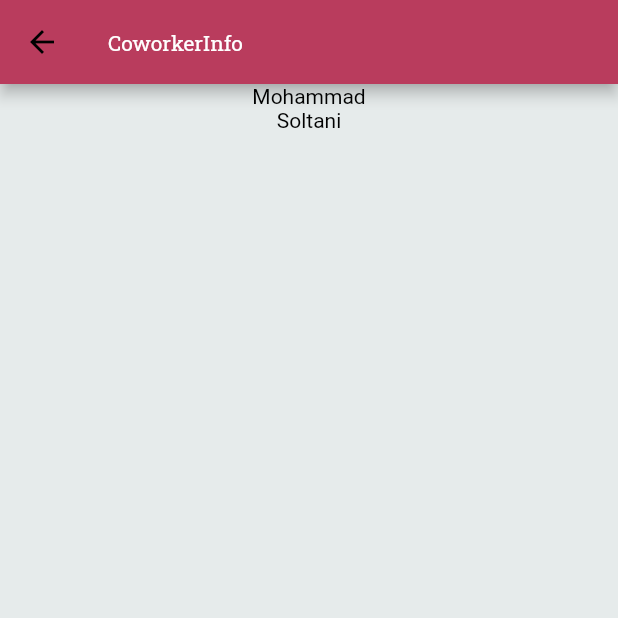
After one commit to behzad-nematzadeh/FlutterLearning, a Flutter app: the HomePage screen opened directly, after a tap on "Mohammad", on a phone screen of 412 x 824 dp, the top half of it. The commit adds this screen. Run offline on Flutter 3.47's test engine with Material 2 defaults, Android fonts, the phone set to English and light mode, and no system bars.

Commit message:
Pass arguments to a named route

```diff
--- a/lib/app_routing.dart
+++ b/lib/app_routing.dart
@@ -1,4 +1,5 @@
 import 'package:flutter/material.dart';
+import 'package:flutter_learning/coworker_info.dart';
 import 'package:flutter_learning/home_page.dart';
 import 'package:flutter_learning/login_page.dart';
 import 'package:flutter_learning/unknown_view.dart';
--- /dev/null
+++ b/lib/coworker_info.dart
@@ -0,0 +1,27 @@
+import 'package:flutter/material.dart';
+import 'package:flutter_learning/coworker.dart';
+
+class CoworkerInfo extends StatelessWidget {
+  const CoworkerInfo({Key? key}) : super(key: key);
+
+  static const routeName = '/coworkerInfo';
+
+  @override
+  Widget build(BuildContext context) {
+    final args = ModalRoute.of(context)!.settings.arguments as Coworker;
+
+    return Scaffold(
+      appBar: AppBar(
+        title: const Text('CoworkerInfo'),
+      ),
+      body: Center(
+        child: Column(
+          children: [
+            Text(args.name),
+            Text(args.family),
+          ],
+        ),
+      ),
+    );
+  }
+}
--- a/lib/home_page.dart
+++ b/lib/home_page.dart
@@ -1,5 +1,6 @@
 import 'package:flutter/cupertino.dart';
 import 'package:flutter/material.dart';
+import 'package:flutter_learning/coworker_info.dart';
 
 import 'coworker.dart';
 
@@ -27,7 +28,12 @@ class _HomePageState extends State<HomePage> {
   ];
 
   Widget coworkerTemplate(coworker) {
-    return Card(
+    return InkWell(
+      onTap: () {
+        Navigator.pushNamed(context, CoworkerInfo.routeName,
+            arguments: coworker);
+      },
+      child: Card(
         child: Padding(
           padding: const EdgeInsets.all(16.0),
           child: Column(
@@ -43,6 +49,7 @@ class _HomePageState extends State<HomePage> {
                 style: Theme.of(context).textTheme.caption,
               ),
             ],
+          ),
         ),
       ),
     );
--- a/lib/main.dart
+++ b/lib/main.dart
@@ -2,6 +2,7 @@ import 'package:flutter/cupertino.dart';
 import 'package:flutter/material.dart';
 import 'package:flutter_learning/app_routing.dart';
 import 'package:flutter_learning/app_theme_data.dart';
+import 'package:flutter_learning/coworker_info.dart';
 
 void main() => runApp(
       Builder(
@@ -10,6 +11,9 @@ void main() => runApp(
             debugShowCheckedModeBanner: false,
             theme: AppThemeData.lightThemeData(context),
             darkTheme: AppThemeData.darkThemeData(context),
+            routes: {
+              CoworkerInfo.routeName: (context) => const CoworkerInfo(),
+            },
             initialRoute: '/',
             onGenerateRoute: AppRoutes.onGenerateRoute,
             onUnknownRoute: AppRoutes.onUnknownRoute,
```
Also changed, not shown: lib/sample.dart (added, +180 -0 lines). Lines whose indentation alone changed are shown as unchanged.
